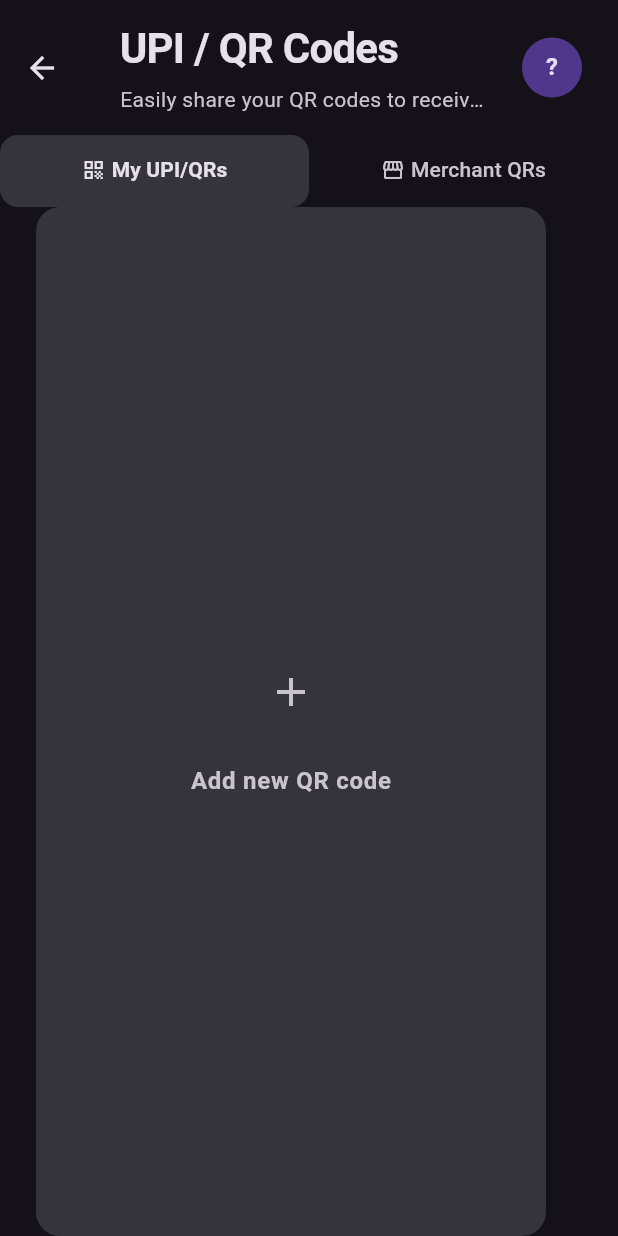
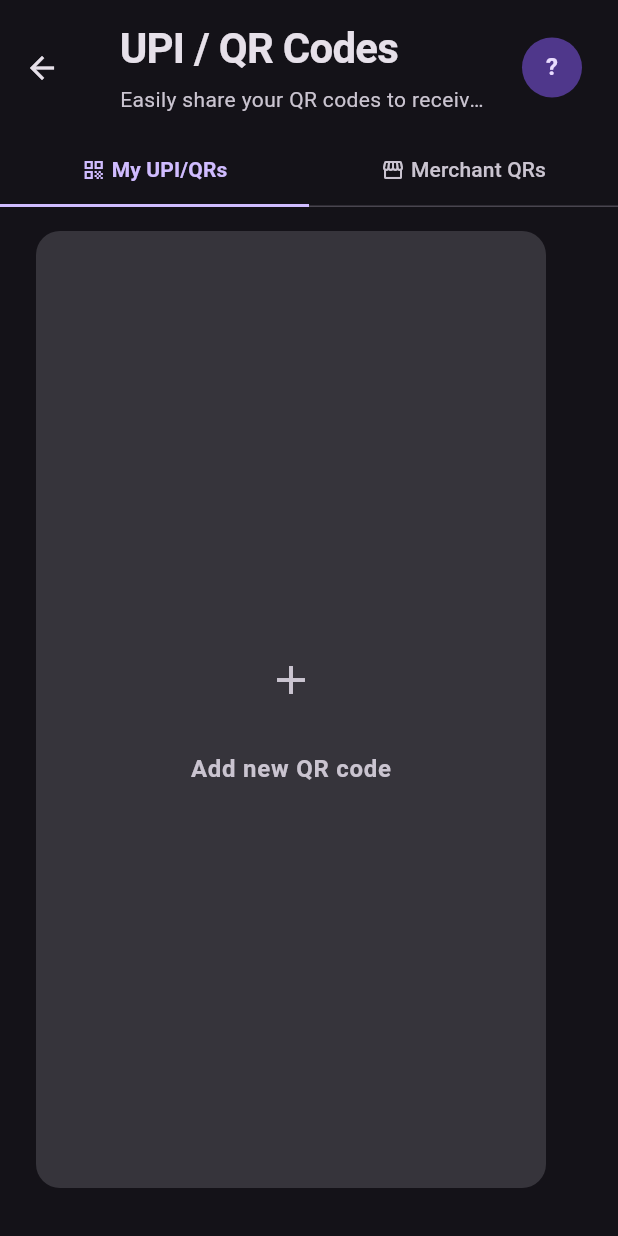
Before and after one commit to TanmoyChandra/my-banks-flutter, a Flutter app: the QRSection screen opened directly, on a phone screen of 412 x 824 dp. Run offline on Flutter 3.47's test engine with Material 3 defaults, Android fonts, the phone set to English and light mode, and no system bars; drawn by our look-alikes of dynamic_color; our stand-ins replace file_picker, go_router, image_picker, local_auth, qr_flutter, share_plus and 1 more; missing offline and left inert: mobile_scanner; accounts and stored records are empty.

Commit message:
feat: implement QR section with tabbed view for personal and merchant QR codes

```diff
--- a/lib/widgets/qr_section.dart
+++ b/lib/widgets/qr_section.dart
@@ -102,14 +102,9 @@ class _QRSectionState extends State<QRSection>
         ],
         bottom: TabBar(
           controller: _tabController,
-          indicator: BoxDecoration(
-            color: theme.colorScheme.surfaceContainerHighest,
-            borderRadius: BorderRadius.circular(12),
-          ),
+          labelColor: theme.colorScheme.primary,
+          unselectedLabelColor: theme.colorScheme.onSurfaceVariant,
           indicatorSize: TabBarIndicatorSize.tab,
-          dividerColor: Colors.transparent,
-          labelColor: theme.colorScheme.onSurface,
-          unselectedLabelColor: theme.colorScheme.onSurfaceVariant,
           labelStyle: theme.textTheme.labelLarge?.copyWith(
             fontWeight: FontWeight.w700,
           ),
@@ -173,12 +168,13 @@ class _MyQRCodes extends StatelessWidget {
 
     return ListView.builder(
       scrollDirection: Axis.horizontal,
-      padding: const EdgeInsets.only(left: 24, right: 12),
+      padding: const EdgeInsets.only(left: 24, right: 12, top: 16, bottom: 32),
       itemCount: entries.length + 1,
       itemBuilder: (context, index) {
         if (index == entries.length) {
           // Add new placeholder
-          return SizedBox(
+          return Center(
+            child: SizedBox(
               width: cardWidth,
               child: Padding(
                 padding: const EdgeInsets.only(right: 12.0),
@@ -214,11 +210,14 @@ class _MyQRCodes extends StatelessWidget {
                 ),
               ),
             ),
+          ),
         );
         }
-        return Padding(
+        return Center(
+          child: Padding(
             padding: const EdgeInsets.only(right: 12.0),
             child: _QRPayCard(entry: entries[index], width: cardWidth),
+          ),
         );
       },
     );
```
Also changed, not shown: lib/widgets/merchant_qr_section.dart (+9 -1 lines). Lines whose indentation alone changed are shown as unchanged.
